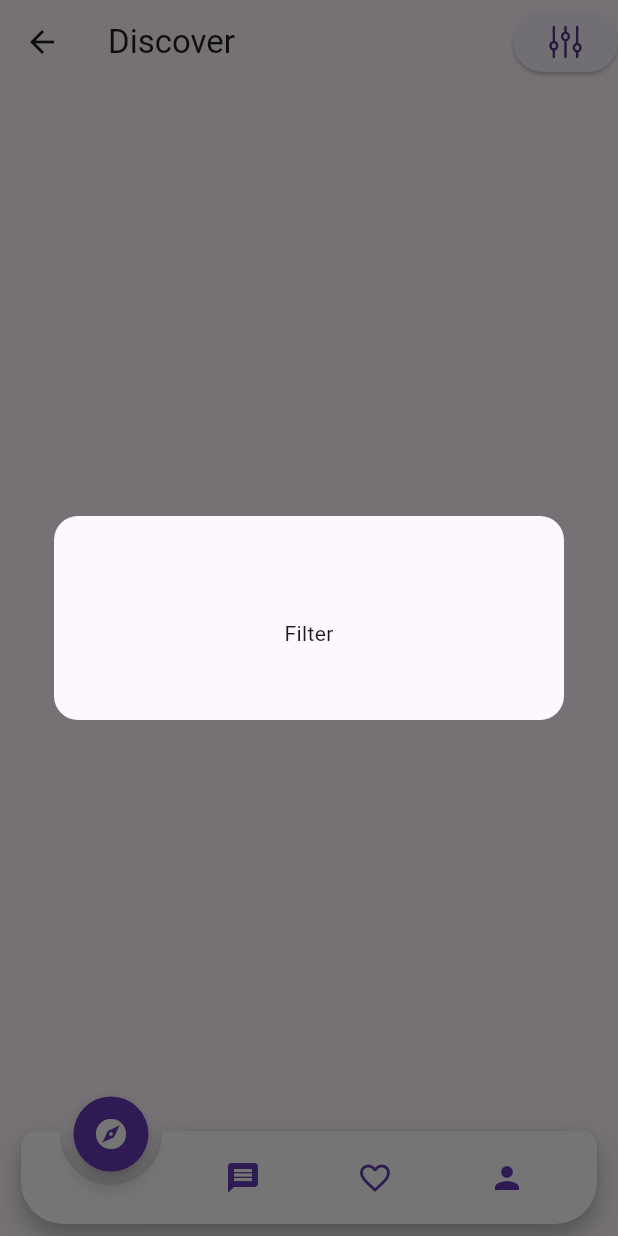
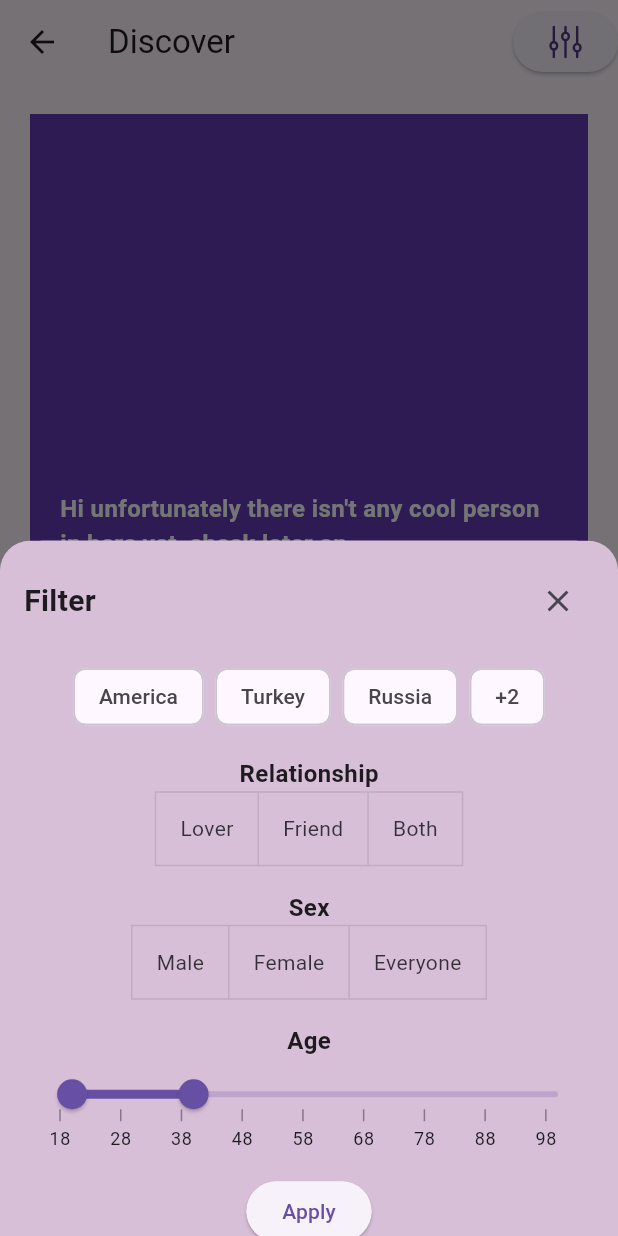
Before and after one commit to SncOne/purple-pink-chat, a Flutter app: the DiscoverPage screen opened by its route, after a tap on an icon or button, on a phone screen of 412 x 824 dp. Run offline on Flutter 3.47's test engine with Material 3 defaults, Android fonts, the phone set to English and light mode, and no system bars; drawn by our look-alikes of animated_notch_bottom_bar, google_mobile_ads; our stand-ins replace auto_route, cached_network_image, chips_choice, cloud_firestore, connectivity_plus, country_picker and 28 more; missing offline and left inert: dart_firebase_admin, flutter_firebase_chat_core, flutter_sound, google_mlkit_face_detection, purchases_flutter; accounts and stored records are empty; generated files the repository leaves out were written again; network calls fail.

Commit message:
added filter function

```diff
--- a/lib/core/providers/providers.dart
+++ b/lib/core/providers/providers.dart
@@ -2,7 +2,9 @@ import 'package:catt_catt/core/models/user.dart';
 import 'package:catt_catt/core/services/auth_service.dart';
 import 'package:catt_catt/core/services/matching_service.dart';
 import 'package:catt_catt/core/services/messages_service.dart';
+import 'package:catt_catt/ui/pages/discover/filter_bottom_sheet.dart';
 import 'package:catt_catt/utils/extensions.dart';
+import 'package:catt_catt/utils/print.dart';
 import 'package:cloud_firestore/cloud_firestore.dart';
 import 'package:flutter/material.dart';
 import 'package:hooks_riverpod/hooks_riverpod.dart';
@@ -50,7 +52,13 @@ final userStreamProvider = StreamProvider.autoDispose<UserModel>((ref) {
 
 final profilesProvider = StreamProvider.autoDispose<List<UserModel>>((ref) {
   final authService = ref.read(authServiceProvider);
-  return authService.getProfilesStream();
+  final filters = ref.watch(filtersProvider);
+  Print.error(filters, "ehe");
+  return authService.getProfilesStream(
+    genderFilter: filters.gender,
+    minAge: filters.minAge,
+    maxAge: filters.maxAge,
+  );
 });
 
 final userProviderWithID =
--- a/lib/core/services/auth_service.dart
+++ b/lib/core/services/auth_service.dart
@@ -9,7 +9,9 @@ import 'package:cloud_firestore/cloud_firestore.dart';
 import 'package:firebase_auth/firebase_auth.dart';
 import 'package:firebase_messaging/firebase_messaging.dart';
 import 'package:firebase_storage/firebase_storage.dart';
+import 'package:flutter_chat_types/flutter_chat_types.dart' as types;
 import 'package:flutter/material.dart';
+import 'package:flutter_firebase_chat_core/flutter_firebase_chat_core.dart';
 import 'package:hooks_riverpod/hooks_riverpod.dart';
 
 final authService = Provider((ref) => const AuthService());
@@ -86,17 +88,18 @@ final class AuthService {
     });
   }
 
-  Future getToken() async {
+  Future getTokenAndPosition() async {
     final fcmToken = await FirebaseMessaging.instance.getToken();
+    final currentPosition = await _locationService.determinePosition();
+    final currentLocation = {
+      'latitude': currentPosition.latitude,
+      'longitude': currentPosition.longitude,
+    };
     if (user != null) {
-      await _store
-          .collection('users')
-          .doc(user?.uid)
-          .update({'fcmToken': fcmToken});
-      Print.warning(user?.uid);
-      final info = await storeInfo.get();
-      Print.error(fcmToken, 'hello');
-      Print.error(info, 'info');
+      await _store.collection('users').doc(user?.uid).update({
+        'fcmToken': fcmToken,
+        "currentLocation": currentLocation,
+      });
     }
   }
 
@@ -147,11 +150,20 @@ final class AuthService {
       };
       await user!.updateDisplayName('$firstName $lastName');
       await user!.updatePhotoURL(profileImages!.first);
+      await FirebaseChatCore.instance.createUserInFirestore(
+        types.User(
+          id: user!.uid,
+          firstName: firstName,
+          lastName: lastName,
+          imageUrl: profileImages.first,
+        ),
+      );
       await storeInfo.set({
         "uid": user!.uid,
         "firstName": firstName ?? '',
         "lastName": lastName ?? '',
         "profileImages": profileImages,
+        "imageUrl": profileImages.first,
         "gender": gender ?? '',
         "birthDate": birthDate ?? '',
         "location": location ?? '',
@@ -207,6 +219,7 @@ final class AuthService {
         "firstName": firstName ?? '',
         "lastName": lastName ?? '',
         "profileImages": profileImages,
+        "imageUrl": profileImages.first,
         "gender": gender ?? '',
         "birthDate": birthDate ?? '',
         "location": location ?? '',
@@ -219,7 +232,11 @@ final class AuthService {
     }
   }
 
-  Stream<List<UserModel>> getProfilesStream() async* {
+  Stream<List<UserModel>> getProfilesStream({
+    String? genderFilter, // 'male', 'female' veya 'both'
+    int? minAge,
+    int? maxAge,
+  }) async* {
     final usersProfileList = <UserModel>[];
     final likedUserIds = <String>[];
 
@@ -241,10 +258,30 @@ final class AuthService {
 
       await for (var snapshot in usersProfilesSnapshot) {
         final usersProfiles = snapshot.docs;
+        usersProfileList.clear();
 
         for (var doc in usersProfiles) {
           if (!likedUserIds.contains(doc.id)) {
-            usersProfileList.add(UserModel.fromJson(doc.data()));
+            final userModel = UserModel.fromJson(doc.data());
+
+            // Cinsiyet filtreleme
+            if (genderFilter != null &&
+                genderFilter != 'both' &&
+                userModel.gender != genderFilter) {
+              continue;
+            }
+
+            // Yaş aralığı filtreleme
+            if (minAge != null || maxAge != null) {
+              final userAge = _calculateAge(userModel.birthDate);
+
+              if ((minAge != null && userAge < minAge) ||
+                  (maxAge != null && userAge > maxAge)) {
+                continue;
+              }
+            }
+
+            usersProfileList.add(userModel);
           }
         }
 
@@ -253,6 +290,16 @@ final class AuthService {
     } else {
       yield usersProfileList;
     }
+  }
+
+  int _calculateAge(DateTime birthDate) {
+    final now = DateTime.now();
+    int age = now.year - birthDate.year;
+    if (now.month < birthDate.month ||
+        (now.month == birthDate.month && now.day < birthDate.day)) {
+      age--;
+    }
+    return age;
   }
 
   Future<UserCredential?> register({
--- a/lib/ui/pages/discover/discover_page.dart
+++ b/lib/ui/pages/discover/discover_page.dart
@@ -1,12 +1,11 @@
 import 'package:auto_route/auto_route.dart';
-import 'package:catt_catt/core/services/auth_service.dart';
+import 'package:catt_catt/core/providers/providers.dart';
 import 'package:catt_catt/core/services/notification_service.dart';
+import 'package:catt_catt/ui/pages/discover/filter_bottom_sheet.dart';
 import 'package:catt_catt/ui/shared/widgets/banner_ad_widget.dart';
-import 'package:catt_catt/ui/shared/widgets/empty_widget.dart';
 import 'package:catt_catt/ui/shared/widgets/profile_cards.dart';
 import 'package:catt_catt/utils/assets.dart';
 import 'package:catt_catt/utils/lang/strings.g.dart';
-import 'package:catt_catt/utils/utils.dart';
 import 'package:flutter/material.dart';
 import 'package:flutter_svg/svg.dart';
 import 'package:google_mobile_ads/google_mobile_ads.dart';
@@ -25,11 +24,14 @@ class DiscoverPage extends HookConsumerWidget {
         actions: [
           ElevatedButton(
               onPressed: () async {
-                Utils.show.dialog(
-                  context,
-                  Empty.dialog(content: Text(t.filter)),
-                );
-                ref.read(authService).getProfilesStream();
+                showModalBottomSheet(
+                  context: context,
+                  builder: (context) {
+                    return const FilterBottomSheet();
+                  },
+                ).then((_) {
+                  ref.invalidate(profilesProvider);
+                });
               },
               child: SvgPicture.asset(R.icons.filter))
         ],
--- /dev/null
+++ b/lib/ui/pages/discover/filter_bottom_sheet.dart
@@ -0,0 +1,140 @@
+import 'package:flutter/material.dart';
+import 'package:flutter_hooks/flutter_hooks.dart';
+import 'package:hooks_riverpod/hooks_riverpod.dart';
+import 'package:syncfusion_flutter_sliders/sliders.dart';
+
+class FilterBottomSheet extends HookConsumerWidget {
+  const FilterBottomSheet({super.key});
+
+  @override
+  Widget build(BuildContext context, WidgetRef ref) {
+    final genderController = useState<String?>(null);
+    final relationshipController = useState<String?>(null);
+    final ageRangeController =
+        useState<SfRangeValues>(const SfRangeValues(20, 40));
+
+    return Container(
+      padding: const EdgeInsets.all(16.0),
+      decoration: const BoxDecoration(
+        color: Color(0xFFD8BFD8),
+        borderRadius: BorderRadius.vertical(top: Radius.circular(20)),
+      ),
+      child: Column(
+        mainAxisSize: MainAxisSize.min,
+        children: [
+          Row(
+            mainAxisAlignment: MainAxisAlignment.spaceBetween,
+            children: [
+              const Text('Filter',
+                  style: TextStyle(fontSize: 20, fontWeight: FontWeight.bold)),
+              IconButton(
+                icon: const Icon(Icons.close),
+                onPressed: () => Navigator.of(context).pop(),
+              ),
+            ],
+          ),
+          const SizedBox(height: 16),
+          const Wrap(
+            spacing: 8.0,
+            children: [
+              Chip(label: Text('America')),
+              Chip(label: Text('Turkey')),
+              Chip(label: Text('Russia')),
+              Chip(label: Text('+2')),
+            ],
+          ),
+          const SizedBox(height: 16),
+          const Text('Relationship',
+              style: TextStyle(fontSize: 16, fontWeight: FontWeight.bold)),
+          ToggleButtons(
+            isSelected: [
+              relationshipController.value == 'Lover',
+              relationshipController.value == 'Friend',
+              relationshipController.value == 'Both',
+            ],
+            onPressed: (int index) {
+              relationshipController.value = ['Lover', 'Friend', 'Both'][index];
+            },
+            children: const [
+              Padding(
+                  padding: EdgeInsets.symmetric(horizontal: 16),
+                  child: Text('Lover')),
+              Padding(
+                  padding: EdgeInsets.symmetric(horizontal: 16),
+                  child: Text('Friend')),
+              Padding(
+                  padding: EdgeInsets.symmetric(horizontal: 16),
+                  child: Text('Both')),
+            ],
+          ),
+          const SizedBox(height: 16),
+          const Text('Sex',
+              style: TextStyle(fontSize: 16, fontWeight: FontWeight.bold)),
+          ToggleButtons(
+            isSelected: [
+              genderController.value == 'Male',
+              genderController.value == 'Female',
+              genderController.value == 'Everyone',
+            ],
+            onPressed: (int index) {
+              genderController.value = ['Male', 'Female', 'Everyone'][index];
+            },
+            children: const [
+              Padding(
+                  padding: EdgeInsets.symmetric(horizontal: 16),
+                  child: Text('Male')),
+              Padding(
+                  padding: EdgeInsets.symmetric(horizontal: 16),
+                  child: Text('Female')),
+              Padding(
+                  padding: EdgeInsets.symmetric(horizontal: 16),
+                  child: Text('Everyone')),
+            ],
+          ),
+          const SizedBox(height: 16),
+          const Text('Age',
+              style: TextStyle(fontSize: 16, fontWeight: FontWeight.bold)),
+          SfRangeSlider(
+            min: 18.0,
+            max: 100.0,
+            values: ageRangeController.value,
+            onChanged: (SfRangeValues values) {
+              ageRangeController.value = values;
+            },
+            interval: 10,
+            showTicks: true,
+            showLabels: true,
+            enableTooltip: true,
+            minorTicksPerInterval: 1,
+          ),
+          const SizedBox(height: 16),
+          ElevatedButton(
+            onPressed: () {
+              ref.read(filtersProvider.notifier).state = Filters(
+                gender: genderController.value,
+                relationship: relationshipController.value,
+                minAge: ageRangeController.value.start.toInt(),
+                maxAge: ageRangeController.value.end.toInt(),
+              );
+              Navigator.of(context).pop();
+            },
+            child: const Text('Apply'),
+          ),
+        ],
+      ),
+    );
+  }
+}
+
+class Filters {
+  String? gender;
+  String? relationship;
+  int? minAge;
+  int? maxAge;
+
+  Filters({this.gender, this.relationship, this.minAge, this.maxAge});
+}
+
+final filtersProvider = StateProvider<Filters>((ref) {
+  return Filters();
+});
--- a/lib/ui/pages/home/home_page.dart
+++ b/lib/ui/pages/home/home_page.dart
@@ -13,7 +13,7 @@ class HomePage extends ConsumerWidget {
   @override
   Widget build(BuildContext context, ref) {
     ref.watch(userProvider.future);
-    ref.read(authService).getToken();
+    ref.read(authService).getTokenAndPosition();
     return AutoTabsScaffold(
       lazyLoad: true,
       routes: const [
--- a/lib/ui/shared/widgets/audio_player_widget.dart
+++ b/lib/ui/shared/widgets/audio_player_widget.dart
@@ -90,7 +90,9 @@ class AudioPlayerWidget extends HookConsumerWidget {
         children: [
           Text(
             t.audio,
-            style: S.textStyles.font16White,
+            style: message.author.id != currentUser!.uid
+                ? S.textStyles.font16
+                : S.textStyles.font16White,
           ),
           const SizedBox(height: 8),
           Row(
@@ -98,7 +100,7 @@ class AudioPlayerWidget extends HookConsumerWidget {
               IconButton(
                 icon: Icon(
                   isPlaying.value ? Icons.pause : Icons.play_arrow,
-                  color: message.author.id != currentUser!.uid
+                  color: message.author.id != currentUser.uid
                       ? Colors.black
                       : Colors.white,
                 ),
--- a/lib/utils/app_router.dart
+++ b/lib/utils/app_router.dart
@@ -21,7 +21,6 @@ import 'package:catt_catt/ui/shared/pages/not_found/not_found_page.dart';
 import 'package:catt_catt/utils/lang/strings.g.dart';
 import 'package:catt_catt/utils/utils.dart';
 import 'package:flutter/material.dart';
-import 'package:flutter_chat_types/flutter_chat_types.dart';
 
 part 'app_router.gr.dart';
 
--- a/lib/utils/lang/lang_en.i18n.json
+++ b/lib/utils/lang/lang_en.i18n.json
@@ -153,5 +153,8 @@
   "subscriptionToSeeTitle": "To See This Profile",
   "subscriptionToSeeBody": "You Need to Subscribe",
   "readyToRecord": "Ready to Record",
-  "startRecording": "Start Recording"
+  "startRecording": "Start Recording",
+  "areYouSureYouWantToDeleteYourAccount": "Are You Sure You Want To Delete Your Account",
+  "no": "No",
+  "yes": "Yes"
 }
--- a/lib/utils/lang/lang_tr.i18n.json
+++ b/lib/utils/lang/lang_tr.i18n.json
@@ -153,5 +153,8 @@
   "subscriptionToSeeTitle": "Bu Profili Görmek İçin",
   "subscriptionToSeeBody": "Abone Olmanız Gerekiyor",
   "readyToRecord": "Kayda Hazır",
-  "startRecording": "Kayıtı Başlat"
+  "startRecording": "Kayıtı Başlat",
+  "areYouSureYouWantToDeleteYourAccount": "Hesabını silmek istediğinden emin misin?",
+  "no": "Hayır",
+  "yes": "Evet"
 }
--- a/pubspec.yaml
+++ b/pubspec.yaml
@@ -62,6 +62,7 @@ dependencies:
   slang: ^3.31.0
   slang_flutter: ^3.31.0
   smooth_sheets: ^0.8.1
+  syncfusion_flutter_sliders: ^26.1.39
   url_launcher: ^6.3.0
   video_player: ^2.8.7
 
```
Also changed, not shown: lib/ui/pages/chat/chat_audio_dialog.dart (+9 -1 lines), lib/ui/pages/messages/messages_page.dart (+14 -7 lines), lib/ui/shared/pages/settings/settings_page.dart (+29 -5 lines), lib/utils/lang/strings.g.dart, pubspec.lock.
